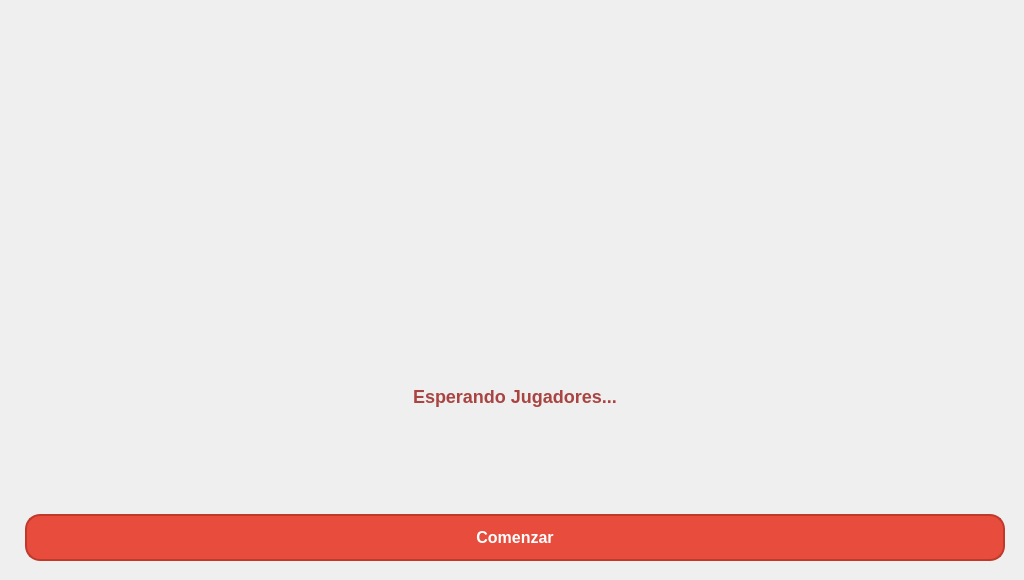
This is client/lobby/ui/sala_espera.ui in ManusaRivi/taller-tp-worms as Qt 5 draws it before an edit. The edited form follows.
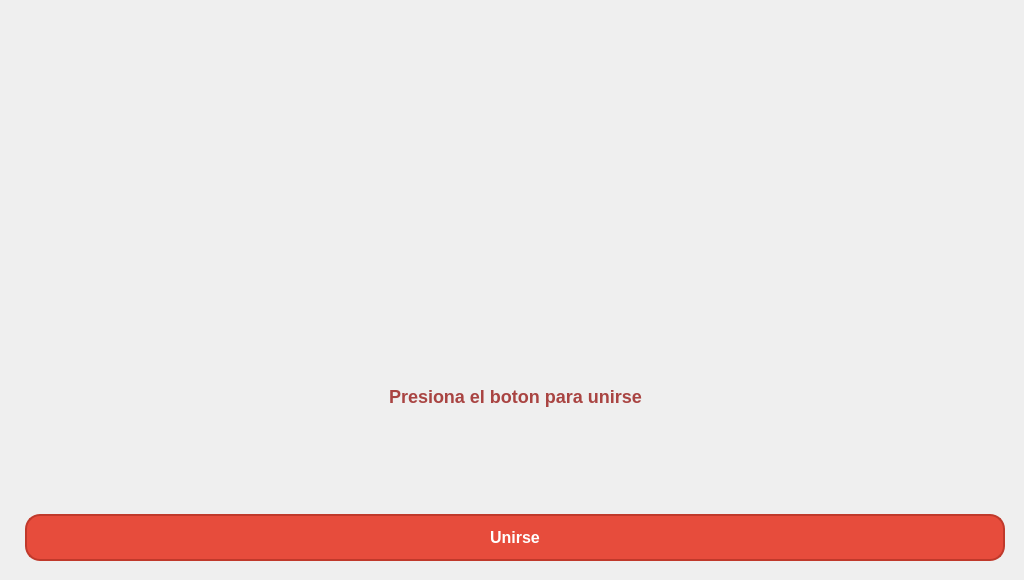
This is the edited form. Icons and pictures are not drawn.

Commit message: pantalla sala espera cambiada

Patch:
```diff
--- a/client/lobby/ui/sala_espera.ui
+++ b/client/lobby/ui/sala_espera.ui
@@ -80,7 +80,7 @@
        <item row="0" column="1">
         <widget class="QLabel" name="label">
          <property name="text">
-          <string>Esperando Jugadores...</string>
+          <string>Presiona el boton para unirse</string>
          </property>
         </widget>
        </item>
@@ -115,7 +115,7 @@
      <item row="1" column="0">
       <widget class="QPushButton" name="pushButton">
        <property name="text">
-        <string>Comenzar</string>
+        <string>Unirse</string>
        </property>
       </widget>
      </item>
```
The commit also changes 2 other files.
